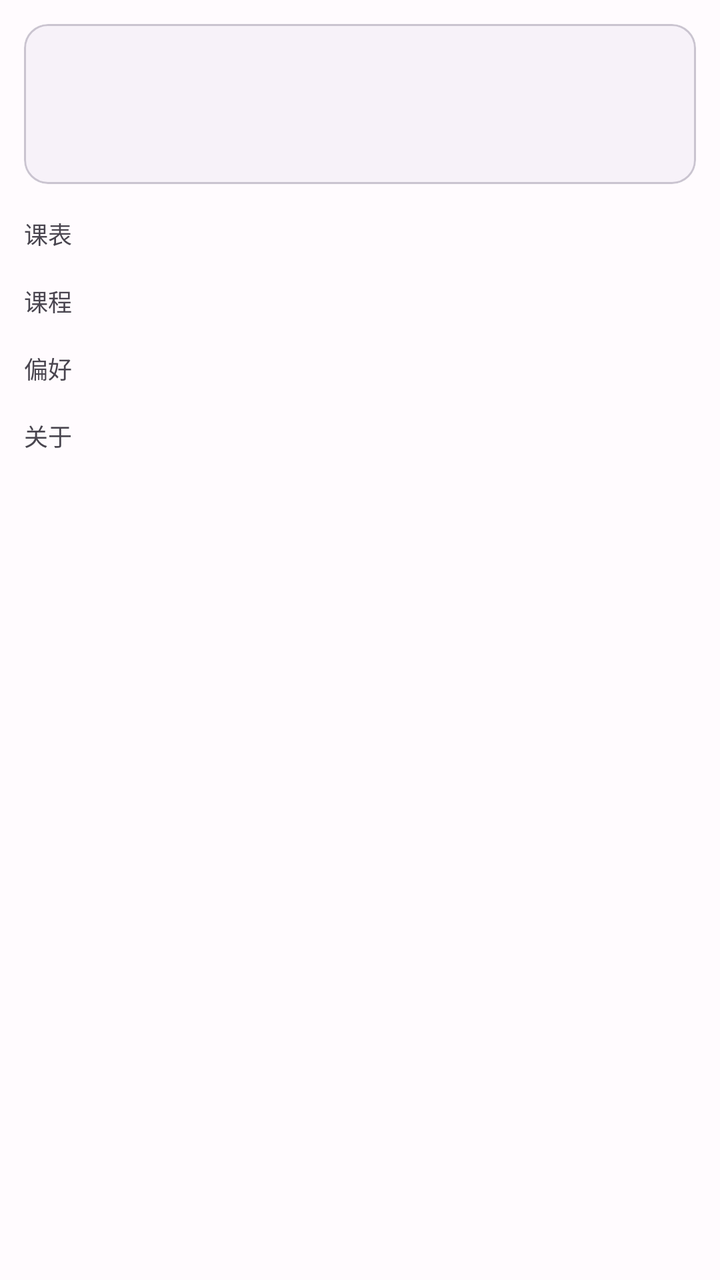
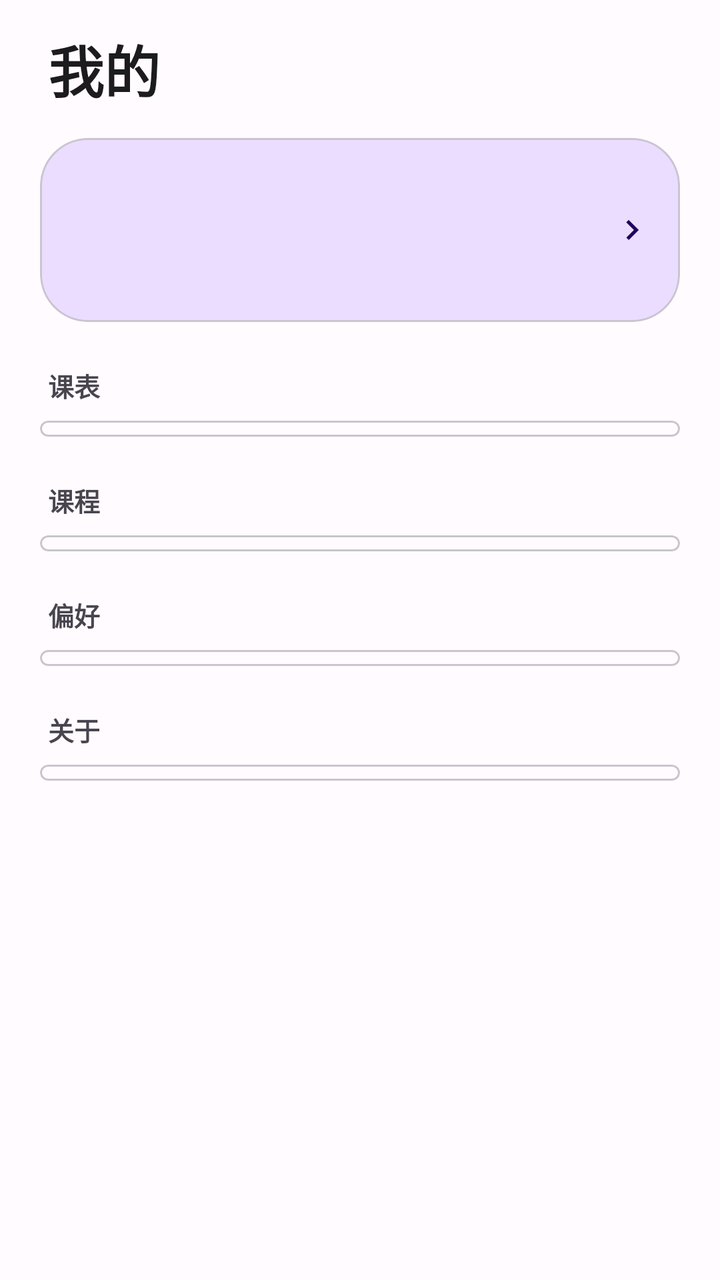

Compare the two renders of this Android layout. The source of the first and the diff that turns it into the second are given below.
<!-- AndroidManifest.xml: application theme Theme.QUTSchedule -->
<!-- res/layout/fragment_mine.xml -->
<?xml version="1.0" encoding="utf-8"?>
<ScrollView xmlns:android="http://schemas.android.com/apk/res/android"
    xmlns:app="http://schemas.android.com/apk/res-auto"
    android:layout_width="match_parent"
    android:layout_height="match_parent">

    <LinearLayout
        android:layout_width="match_parent"
        android:layout_height="wrap_content"
        android:orientation="vertical"
        android:padding="12dp">

        <com.google.android.material.card.MaterialCardView
            android:id="@+id/card_profile"
            android:layout_width="match_parent"
            android:layout_height="wrap_content"
            app:cardCornerRadius="12dp"
            app:cardElevation="1dp">

            <LinearLayout
                android:layout_width="match_parent"
                android:layout_height="wrap_content"
                android:gravity="center_vertical"
                android:orientation="horizontal"
                android:padding="14dp">

                <ImageView
                    android:id="@+id/iv_avatar"
                    android:layout_width="52dp"
                    android:layout_height="52dp"
                    android:contentDescription="@string/mine_profile"
                    android:src="@mipmap/ic_launcher_round" />

                <LinearLayout
                    android:layout_width="0dp"
                    android:layout_height="wrap_content"
                    android:layout_weight="1"
                    android:orientation="vertical"
                    android:paddingStart="12dp">

                    <TextView
                        android:id="@+id/tv_nickname"
                        android:layout_width="match_parent"
                        android:layout_height="wrap_content"
                        android:textSize="17sp"
                        android:textStyle="bold" />

                    <TextView
                        android:id="@+id/tv_signature"
                        android:layout_width="match_parent"
                        android:layout_height="wrap_content"
                        android:paddingTop="2dp"
                        android:textColor="@color/text_secondary"
                        android:textSize="12sp" />
                </LinearLayout>
            </LinearLayout>
        </com.google.android.material.card.MaterialCardView>

        <TextView
            android:layout_width="match_parent"
            android:layout_height="wrap_content"
            android:paddingTop="16dp"
            android:text="@string/mine_group_schedule"
            android:textColor="@color/text_secondary"
            android:textSize="12sp" />

        <LinearLayout
            android:id="@+id/group_schedule"
            android:layout_width="match_parent"
            android:layout_height="wrap_content"
            android:orientation="vertical" />

        <TextView
            android:layout_width="match_parent"
            android:layout_height="wrap_content"
            android:paddingTop="16dp"
            android:text="@string/mine_group_course"
            android:textColor="@color/text_secondary"
            android:textSize="12sp" />

        <LinearLayout
            android:id="@+id/group_course"
            android:layout_width="match_parent"
            android:layout_height="wrap_content"
            android:orientation="vertical" />

        <TextView
            android:layout_width="match_parent"
            android:layout_height="wrap_content"
            android:paddingTop="16dp"
            android:text="@string/mine_group_pref"
            android:textColor="@color/text_secondary"
            android:textSize="12sp" />

        <LinearLayout
            android:id="@+id/group_pref"
            android:layout_width="match_parent"
            android:layout_height="wrap_content"
            android:orientation="vertical" />

        <TextView
            android:layout_width="match_parent"
            android:layout_height="wrap_content"
            android:paddingTop="16dp"
            android:text="@string/mine_group_about"
            android:textColor="@color/text_secondary"
            android:textSize="12sp" />

        <LinearLayout
            android:id="@+id/group_about"
            android:layout_width="match_parent"
            android:layout_height="wrap_content"
            android:orientation="vertical" />
    </LinearLayout>
</ScrollView>
<!-- resources referenced by this layout -->
<resources>
  <color name="text_secondary">@color/colorOnSurfaceVariant</color>
  <!-- mipmap ic_launcher_round (mipmap-anydpi-v26) -->
  <?xml version="1.0" encoding="utf-8"?>
  <adaptive-icon xmlns:android="http://schemas.android.com/apk/res/android">
      <background android:drawable="@drawable/ic_launcher_background"/>
      <foreground android:drawable="@mipmap/ic_launcher_foreground"/>
      <monochrome android:drawable="@mipmap/ic_launcher_foreground"/>
  </adaptive-icon>
  <string name="mine_group_about">关于</string>
  <string name="mine_group_course">课程</string>
  <string name="mine_group_pref">偏好</string>
  <string name="mine_group_schedule">课表</string>
  <string name="mine_profile">我的信息</string>
  <color name="colorOnSurfaceVariant">#FF49454F</color>
  <color name="colorPrimary">#FF6750A4</color>
  <color name="colorOnPrimary">#FFFFFFFF</color>
  <color name="colorPrimaryContainer">#FFEADDFF</color>
  <color name="colorOnPrimaryContainer">#FF21005D</color>
  <color name="colorSecondary">#FF625B71</color>
  <color name="colorOnSecondary">#FFFFFFFF</color>
  <color name="colorSecondaryContainer">#FFE8DEF8</color>
  <color name="colorOnSecondaryContainer">#FF1D192B</color>
  <color name="colorTertiary">#FF7D5260</color>
  <color name="colorOnTertiary">#FFFFFFFF</color>
  <color name="colorTertiaryContainer">#FFFFD8E4</color>
  <color name="colorOnTertiaryContainer">#FF31111D</color>
  <color name="colorError">#FFB3261E</color>
  <color name="colorOnError">#FFFFFFFF</color>
  <color name="colorErrorContainer">#FFF9DEDC</color>
  <color name="colorOnErrorContainer">#FF410E0B</color>
  <color name="colorBackground">#FFFFFBFE</color>
  <color name="colorOnBackground">#FF1C1B1F</color>
  <color name="colorSurface">#FFFFFBFE</color>
  <color name="colorOnSurface">#FF1C1B1F</color>
  <color name="colorSurfaceVariant">#FFE7E0EC</color>
  <color name="colorOutline">#FF79747E</color>
  <color name="colorOutlineVariant">#FFCAC4D0</color>
  <!-- unchanged entries left out for length: 2 -->
</resources>

<!-- the commit's change to res/layout/fragment_mine.xml (unified diff, before → after) -->
@@ -2,32 +2,54 @@
 <ScrollView xmlns:android="http://schemas.android.com/apk/res/android"
     xmlns:app="http://schemas.android.com/apk/res-auto"
     android:layout_width="match_parent"
-    android:layout_height="match_parent">
+    android:layout_height="match_parent"
+    android:clipToPadding="false"
+    android:fillViewport="true">
 
     <LinearLayout
         android:layout_width="match_parent"
         android:layout_height="wrap_content"
         android:orientation="vertical"
-        android:padding="12dp">
+        android:paddingStart="20dp"
+        android:paddingTop="14dp"
+        android:paddingEnd="20dp"
+        android:paddingBottom="28dp">
+
+        <TextView
+            android:layout_width="match_parent"
+            android:layout_height="wrap_content"
+            android:paddingStart="4dp"
+            android:paddingBottom="14dp"
+            android:text="@string/nav_mine"
+            android:textColor="?attr/colorOnSurface"
+            android:textSize="28sp"
+            android:textStyle="bold" />
 
         <com.google.android.material.card.MaterialCardView
             android:id="@+id/card_profile"
             android:layout_width="match_parent"
             android:layout_height="wrap_content"
-            app:cardCornerRadius="12dp"
-            app:cardElevation="1dp">
-
-            <LinearLayout
-                android:layout_width="match_parent"
-                android:layout_height="wrap_content"
+            app:cardBackgroundColor="?attr/colorPrimaryContainer"
+            app:cardCornerRadius="24dp"
+            app:cardElevation="0dp"
+            app:strokeColor="?attr/colorOutlineVariant"
+            app:strokeWidth="1dp">
+
+            <LinearLayout
+                android:layout_width="match_parent"
+                android:layout_height="wrap_content"
+                android:background="?attr/selectableItemBackground"
                 android:gravity="center_vertical"
                 android:orientation="horizontal"
-                android:padding="14dp">
+                android:paddingStart="16dp"
+                android:paddingTop="18dp"
+                android:paddingEnd="14dp"
+                android:paddingBottom="18dp">
 
                 <ImageView
                     android:id="@+id/iv_avatar"
-                    android:layout_width="52dp"
-                    android:layout_height="52dp"
+                    android:layout_width="56dp"
+                    android:layout_height="56dp"
                     android:contentDescription="@string/mine_profile"
                     android:src="@mipmap/ic_launcher_round" />
 
@@ -36,80 +58,149 @@
                     android:layout_height="wrap_content"
                     android:layout_weight="1"
                     android:orientation="vertical"
-                    android:paddingStart="12dp">
+                    android:paddingStart="14dp">
 
                     <TextView
                         android:id="@+id/tv_nickname"
                         android:layout_width="match_parent"
                         android:layout_height="wrap_content"
-                        android:textSize="17sp"
+                        android:textColor="?attr/colorOnPrimaryContainer"
+                        android:textSize="18sp"
                         android:textStyle="bold" />
 
                     <TextView
                         android:id="@+id/tv_signature"
                         android:layout_width="match_parent"
                         android:layout_height="wrap_content"
-                        android:paddingTop="2dp"
-                        android:textColor="@color/text_secondary"
+                        android:alpha="0.75"
+                        android:paddingTop="3dp"
+                        android:textColor="?attr/colorOnPrimaryContainer"
                         android:textSize="12sp" />
                 </LinearLayout>
+
+                <ImageView
+                    android:layout_width="20dp"
+                    android:layout_height="20dp"
+                    android:contentDescription="@string/mine_profile"
+                    android:src="@drawable/ic_chevron_right"
+                    app:tint="?attr/colorOnPrimaryContainer" />
             </LinearLayout>
         </com.google.android.material.card.MaterialCardView>
 
         <TextView
             android:layout_width="match_parent"
             android:layout_height="wrap_content"
-            android:paddingTop="16dp"
+            android:paddingStart="4dp"
+            android:paddingTop="22dp"
+            android:paddingBottom="8dp"
             android:text="@string/mine_group_schedule"
-            android:textColor="@color/text_secondary"
-            android:textSize="12sp" />
-
-        <LinearLayout
-            android:id="@+id/group_schedule"
-            android:layout_width="match_parent"
-            android:layout_height="wrap_content"
-            android:orientation="vertical" />
-
-        <TextView
-            android:layout_width="match_parent"
-            android:layout_height="wrap_content"
-            android:paddingTop="16dp"
+            android:textColor="?attr/colorOnSurfaceVariant"
+            android:textSize="13sp"
+            android:textStyle="bold" />
+
+        <com.google.android.material.card.MaterialCardView
+            android:layout_width="match_parent"
+            android:layout_height="wrap_content"
+            app:cardBackgroundColor="?attr/colorSurface"
+            app:cardCornerRadius="18dp"
+            app:cardElevation="0dp"
+            app:strokeColor="?attr/colorOutlineVariant"
+            app:strokeWidth="1dp">
+
+            <LinearLayout
+                android:id="@+id/group_schedule"
+                android:layout_width="match_parent"
+                android:layout_height="wrap_content"
+                android:orientation="vertical"
+                android:paddingTop="4dp"
+                android:paddingBottom="4dp" />
+        </com.google.android.material.card.MaterialCardView>
+
+        <TextView
+            android:layout_width="match_parent"
+            android:layout_height="wrap_content"
+            android:paddingStart="4dp"
+            android:paddingTop="22dp"
+            android:paddingBottom="8dp"
             android:text="@string/mine_group_course"
-            android:textColor="@color/text_secondary"
-            android:textSize="12sp" />
-
-        <LinearLayout
-            android:id="@+id/group_course"
-            android:layout_width="match_parent"
-            android:layout_height="wrap_content"
-            android:orientation="vertical" />
-
-        <TextView
-            android:layout_width="match_parent"
-            android:layout_height="wrap_content"
-            android:paddingTop="16dp"
+            android:textColor="?attr/colorOnSurfaceVariant"
+            android:textSize="13sp"
+            android:textStyle="bold" />
+
+        <com.google.android.material.card.MaterialCardView
+            android:layout_width="match_parent"
+            android:layout_height="wrap_content"
+            app:cardBackgroundColor="?attr/colorSurface"
+            app:cardCornerRadius="18dp"
+            app:cardElevation="0dp"
+            app:strokeColor="?attr/colorOutlineVariant"
+            app:strokeWidth="1dp">
+
+            <LinearLayout
+                android:id="@+id/group_course"
+                android:layout_width="match_parent"
+                android:layout_height="wrap_content"
+                android:orientation="vertical"
+                android:paddingTop="4dp"
+                android:paddingBottom="4dp" />
+        </com.google.android.material.card.MaterialCardView>
+
+        <TextView
+            android:layout_width="match_parent"
+            android:layout_height="wrap_content"
+            android:paddingStart="4dp"
+            android:paddingTop="22dp"
+            android:paddingBottom="8dp"
             android:text="@string/mine_group_pref"
-            android:textColor="@color/text_secondary"
-            android:textSize="12sp" />
-
-        <LinearLayout
-            android:id="@+id/group_pref"
-            android:layout_width="match_parent"
-            android:layout_height="wrap_content"
-            android:orientation="vertical" />
-
-        <TextView
-            android:layout_width="match_parent"
-            android:layout_height="wrap_content"
-            android:paddingTop="16dp"
+            android:textColor="?attr/colorOnSurfaceVariant"
+            android:textSize="13sp"
+            android:textStyle="bold" />
+
+        <com.google.android.material.card.MaterialCardView
+            android:layout_width="match_parent"
+            android:layout_height="wrap_content"
+            app:cardBackgroundColor="?attr/colorSurface"
+            app:cardCornerRadius="18dp"
+            app:cardElevation="0dp"
+            app:strokeColor="?attr/colorOutlineVariant"
+            app:strokeWidth="1dp">
+
+            <LinearLayout
+                android:id="@+id/group_pref"
+                android:layout_width="match_parent"
+                android:layout_height="wrap_content"
+                android:orientation="vertical"
+                android:paddingTop="4dp"
+                android:paddingBottom="4dp" />
+        </com.google.android.material.card.MaterialCardView>
+
+        <TextView
+            android:layout_width="match_parent"
+            android:layout_height="wrap_content"
+            android:paddingStart="4dp"
+            android:paddingTop="22dp"
+            android:paddingBottom="8dp"
             android:text="@string/mine_group_about"
-            android:textColor="@color/text_secondary"
-            android:textSize="12sp" />
-
-        <LinearLayout
-            android:id="@+id/group_about"
-            android:layout_width="match_parent"
-            android:layout_height="wrap_content"
-            android:orientation="vertical" />
+            android:textColor="?attr/colorOnSurfaceVariant"
+            android:textSize="13sp"
+            android:textStyle="bold" />
+
+        <com.google.android.material.card.MaterialCardView
+            android:layout_width="match_parent"
+            android:layout_height="wrap_content"
+            app:cardBackgroundColor="?attr/colorSurface"
+            app:cardCornerRadius="18dp"
+            app:cardElevation="0dp"
+            app:strokeColor="?attr/colorOutlineVariant"
+            app:strokeWidth="1dp">
+
+            <LinearLayout
+                android:id="@+id/group_about"
+                android:layout_width="match_parent"
+                android:layout_height="wrap_content"
+                android:orientation="vertical"
+                android:paddingTop="4dp"
+                android:paddingBottom="4dp" />
+        </com.google.android.material.card.MaterialCardView>
     </LinearLayout>
 </ScrollView>
<!-- resource entries referenced after the edit -->
@@ -1,6 +1,16 @@
 <!-- resources referenced by this layout -->
 <resources>
-  <color name="text_secondary">@color/colorOnSurfaceVariant</color>
+  <!-- drawable ic_chevron_right (drawable) -->
+  <?xml version="1.0" encoding="utf-8"?>
+  <vector xmlns:android="http://schemas.android.com/apk/res/android"
+      android:width="24dp"
+      android:height="24dp"
+      android:viewportWidth="24"
+      android:viewportHeight="24">
+      <path
+          android:fillColor="#FF000000"
+          android:pathData="M10 6L8.59 7.41 13.17 12l-4.58 4.59L10 18l6-6z" />
+  </vector>
   <!-- mipmap ic_launcher_round (mipmap-anydpi-v26) -->
   <?xml version="1.0" encoding="utf-8"?>
   <adaptive-icon xmlns:android="http://schemas.android.com/apk/res/android">
@@ -13,6 +23,7 @@
   <string name="mine_group_pref">偏好</string>
   <string name="mine_group_schedule">课表</string>
   <string name="mine_profile">我的信息</string>
+  <string name="nav_mine">我的</string>
   <color name="colorOnSurfaceVariant">#FF49454F</color>
   <color name="colorPrimary">#FF6750A4</color>
   <color name="colorOnPrimary">#FFFFFFFF</color>
